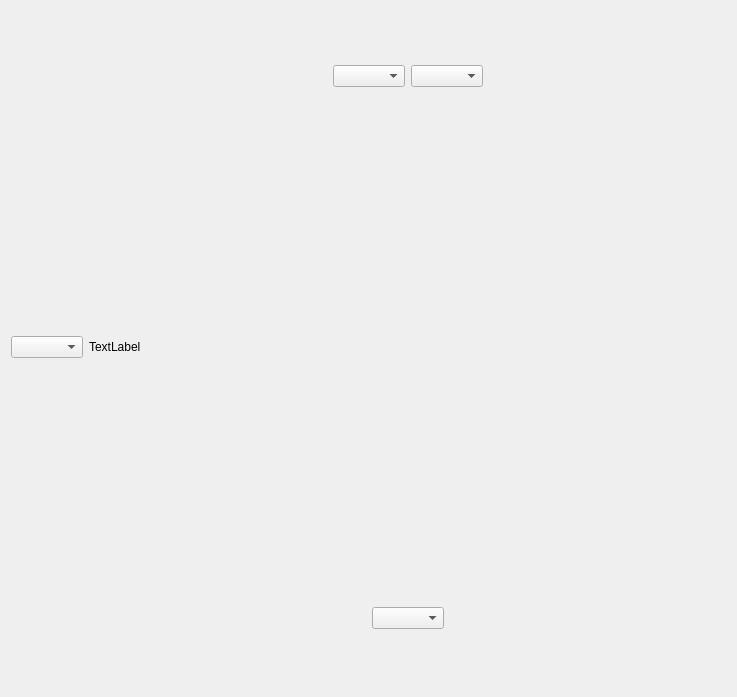
The window that statisticsform.ui (samuliwritescode/uistelupaivakirja-desktop) describes before a commit, drawn with Qt 5.
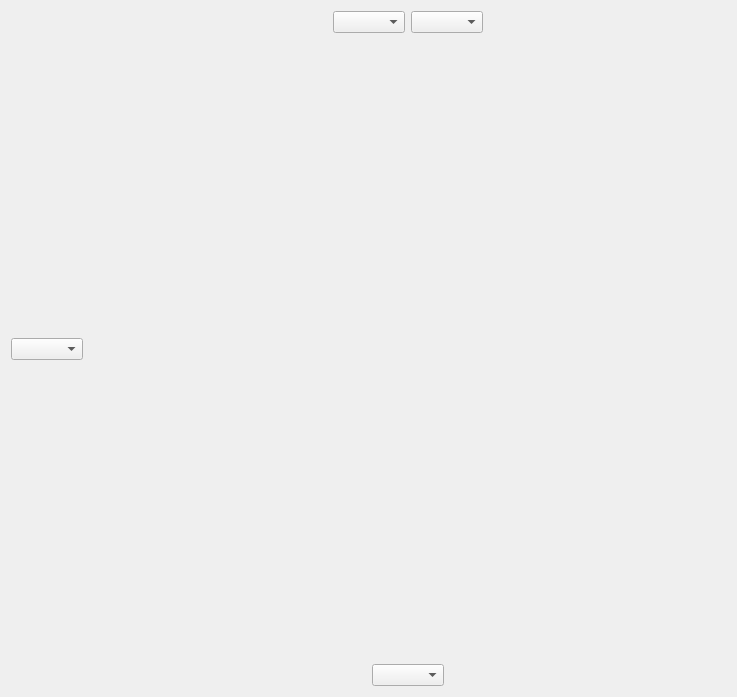
The same window after the commit.

```diff
--- a/statisticsform.ui
+++ b/statisticsform.ui
@@ -14,22 +14,6 @@
    <string>Form</string>
   </property>
   <layout class="QGridLayout" name="gridLayout">
-   <item row="1" column="1">
-    <widget class="QLabel" name="statistics">
-     <property name="minimumSize">
-      <size>
-       <width>400</width>
-       <height>400</height>
-      </size>
-     </property>
-     <property name="text">
-      <string>TextLabel</string>
-     </property>
-     <property name="textFormat">
-      <enum>Qt::PlainText</enum>
-     </property>
-    </widget>
-   </item>
    <item row="2" column="1">
     <layout class="QHBoxLayout" name="horizontalLayout">
      <item>
@@ -99,8 +83,41 @@
      </item>
     </layout>
    </item>
+   <item row="1" column="1">
+    <layout class="QHBoxLayout" name="statisticslayout"/>
+   </item>
    <item row="1" column="0">
-    <widget class="QComboBox" name="calculatefromfieldCombo"/>
+    <layout class="QVBoxLayout" name="verticalLayout">
+     <item>
+      <spacer name="verticalSpacer">
+       <property name="orientation">
+        <enum>Qt::Vertical</enum>
+       </property>
+       <property name="sizeHint" stdset="0">
+        <size>
+         <width>20</width>
+         <height>40</height>
+        </size>
+       </property>
+      </spacer>
+     </item>
+     <item>
+      <widget class="QComboBox" name="calculatefromfieldCombo"/>
+     </item>
+     <item>
+      <spacer name="verticalSpacer_2">
+       <property name="orientation">
+        <enum>Qt::Vertical</enum>
+       </property>
+       <property name="sizeHint" stdset="0">
+        <size>
+         <width>20</width>
+         <height>40</height>
+        </size>
+       </property>
+      </spacer>
+     </item>
+    </layout>
    </item>
   </layout>
  </widget>
```
